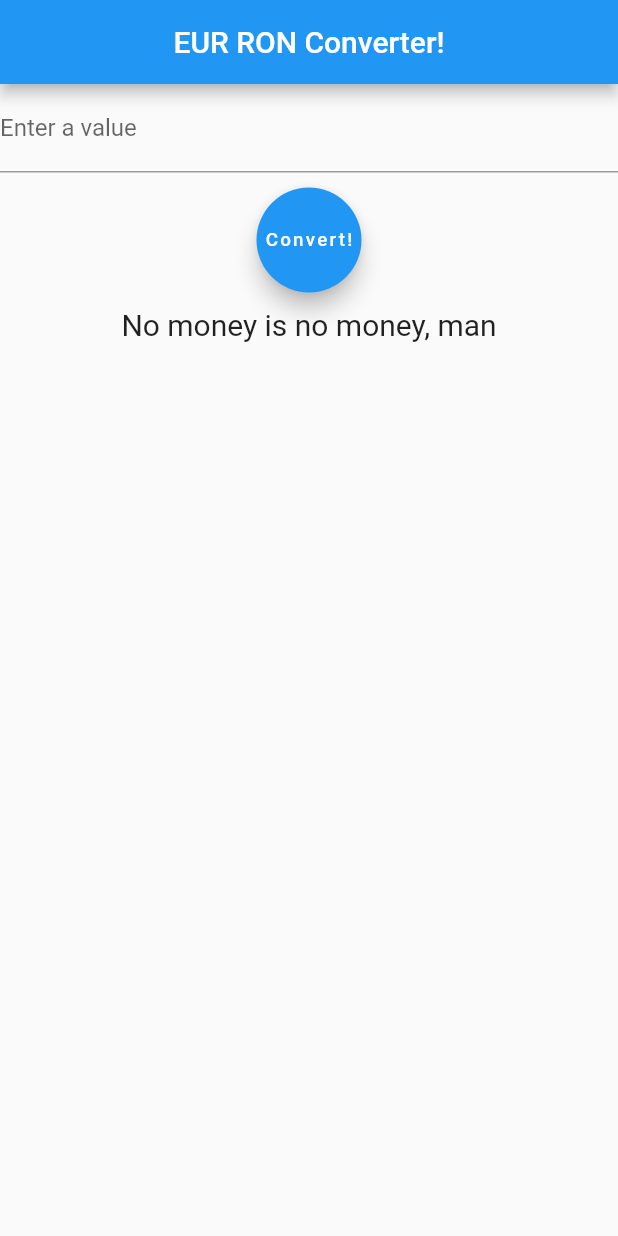
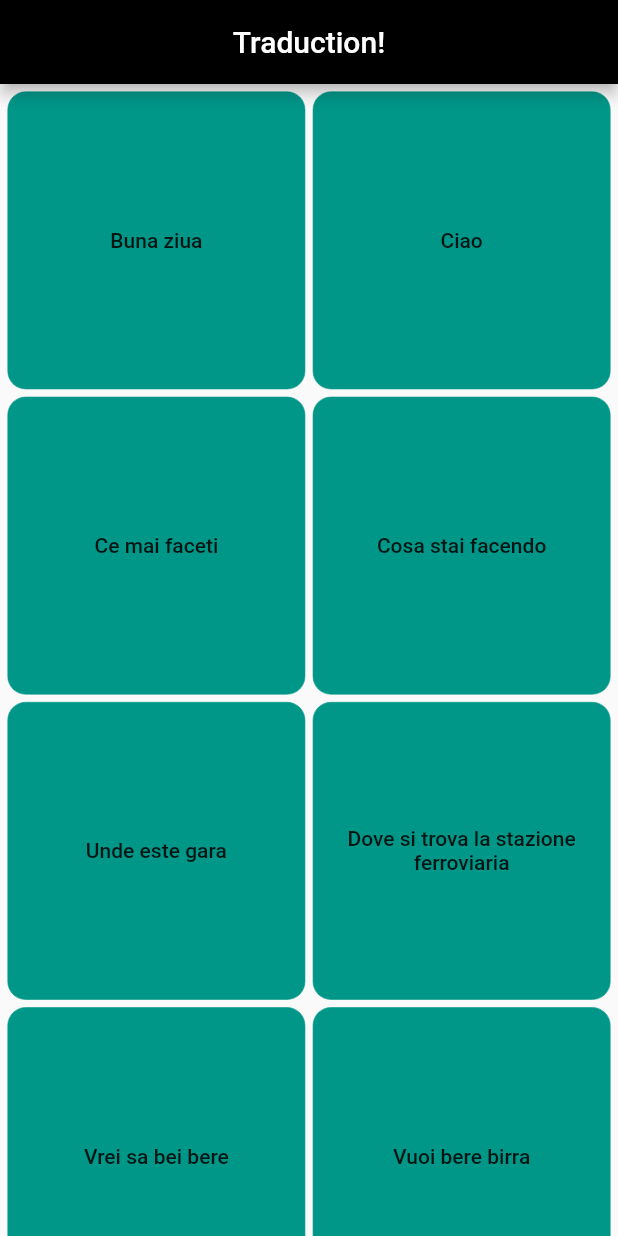
Before and after one commit to raskolnykov0/GAD2020-Flutter, a Flutter app: the screen it shows after launch, on a phone screen of 412 x 824 dp. Run offline on Flutter 3.47's test engine with Material 2 defaults, Android fonts, the light colour scheme and no system bars; our stand-ins replace audioplayers.

Commit message:
Added projects for task 3

```diff
--- a/lib/main.dart
+++ b/lib/main.dart
@@ -1,5 +1,5 @@
 import 'package:flutter/material.dart';
-import 'package:GAD2020/project01.dart';
+import 'package:GAD2020/project03_2.dart';
 
 void main() {
   runApp(const MyApp());
--- /dev/null
+++ b/lib/project03_2.dart
@@ -0,0 +1,114 @@
+import 'package:flutter/material.dart';
+import 'package:audioplayers/audioplayers.dart';
+import 'package:audioplayers/audio_cache.dart';
+
+class MyApp extends StatelessWidget {
+  const MyApp({Key key}) : super(key: key);
+
+  @override
+  Widget build(BuildContext context) {
+    return MaterialApp(
+      debugShowCheckedModeBanner: false,
+      home: Scaffold(
+        appBar: AppBar(
+          backgroundColor: Colors.black,
+          title: Center(
+            child: Text("Traduction!"),
+          ),
+        ),
+        body: SoundStateFull(),
+      ),
+    );
+  }
+}
+
+class SoundStateFull extends StatefulWidget {
+  @override
+  _SoundStateFullState createState() => _SoundStateFullState();
+}
+
+class _SoundStateFullState extends State<SoundStateFull> {
+  ///vars
+  AudioPlayer _audioPlayer = AudioPlayer();
+  AudioCache _audioCache = AudioCache();
+  bool _isPlaying = false;
+
+  List<String> paths = new List();
+  List<String> names = new List();
+
+  ///#vars
+
+  ///methods
+  void initState() {
+    super.initState();
+    paths.addAll([
+      "Buna ziua.mp3",
+      "Ciao.mp3",
+      "Ce mai faceti.mp3",
+      "Cosa stai facendo.mp3",
+      "Unde este gara.mp3",
+      "Dove si trova la stazione ferroviaria.mp3",
+      "Vrei sa bei bere.mp3",
+      "Vuoi bere birra.mp3"
+    ]);
+    names.addAll([
+      "Buna ziua",
+      "Ciao",
+      "Ce mai faceti",
+      "Cosa stai facendo",
+      "Unde este gara",
+      "Dove si trova la stazione ferroviaria",
+      "Vrei sa bei bere",
+      "Vuoi bere birra"
+    ]);
+  }
+
+  void playSound(String path) async {
+    if (_isPlaying == true) {
+      _audioPlayer.stop();
+    }
+    _audioPlayer = await _audioCache.play(path);
+    _isPlaying = true;
+  }
+
+  ///#methods
+
+  @override
+  Widget build(BuildContext context) {
+    return Scaffold(
+      body: GridView.builder(
+        padding: EdgeInsets.all(5),
+        itemCount: 8,
+        gridDelegate: SliverGridDelegateWithFixedCrossAxisCount(
+          mainAxisSpacing: 5,
+          crossAxisSpacing: 5,
+          crossAxisCount: 2,
+        ),
+        itemBuilder: (BuildContext context, int index) {
+          return Container(
+            decoration: BoxDecoration(
+                borderRadius: BorderRadius.circular(12),
+                border: Border.all(
+                  color: Colors.teal,
+                  width: 0.4,
+                ),
+                color: Colors.teal),
+            child: FlatButton(
+              onPressed: () {
+                setState(
+                  () {
+                    playSound(paths[index]);
+                  },
+                );
+              },
+              child: Text(
+                names[index],
+                textAlign: TextAlign.center,
+              ),
+            ),
+          );
+        },
+      ),
+    );
+  }
+}
```
Also changed, not shown: lib/project03_1.dart (added, +190 -0 lines), pubspec.yaml (+11 -1 lines), pubspec.lock, 10 other files.
